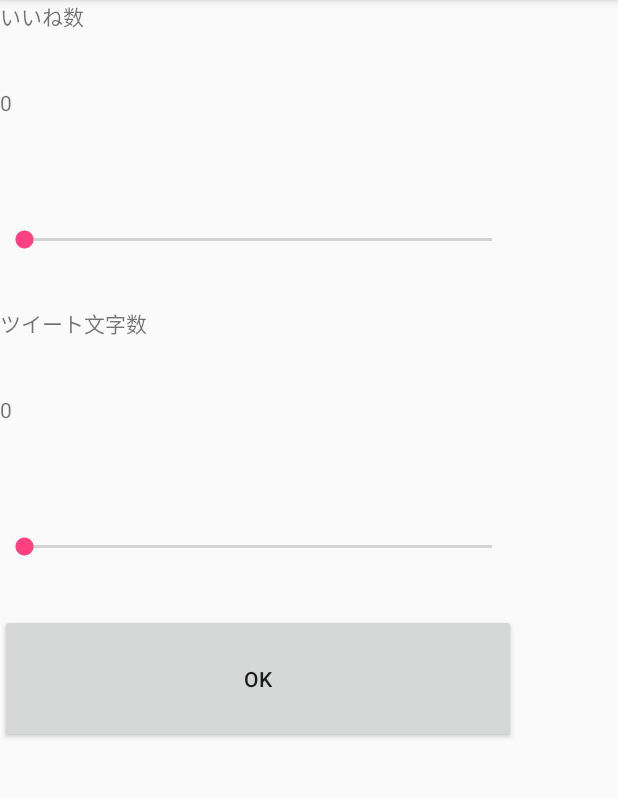
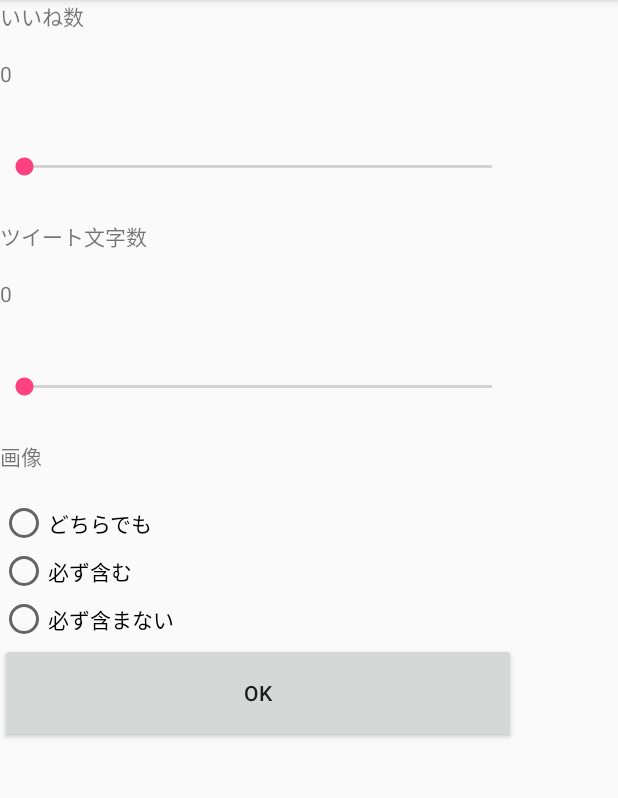
Before and after one commit to tamuchin/twitter_filter, an Android app: the MainActivity screen opened directly, with no data from a screen before it, in the options menu, after a tap on "option", on a phone screen of 412 x 824 dp, the part 84-882 px from its top. Run offline under Robolectric (Android 15) with nearby library versions, the phone set to English and light mode, and no system bars; 5 statements that could not run were skipped.

Commit message:
画像もフィルタリング対象にした＋多少のリファクタリング

```diff
--- a/app/src/main/java/com/example/twitter_filter/FilteringParameter.java
+++ b/app/src/main/java/com/example/twitter_filter/FilteringParameter.java
@@ -8,23 +8,22 @@ import java.io.Serializable;
 
 
 public class FilteringParameter implements Serializable {
-    private final int filterNumber = 3;     //条件の数
     private int minLength;                  //文字数条件
     private int minFav;                     //お気に入り数条件
+    private int needImage;              //画層が含まれているかでフィルタリング
+    public final int NEED_IMAGE = 1;
+    public final int NO_IMAGE = 0;
+    public final int BOTH = -1;
 
     FilteringParameter(){
-        minLength = 80; //仮決定した初期値
-        minFav = 10;
-
+        minLength = 0;
+        minFav = 0;
+        needImage = BOTH;
     }
 
     FilteringParameter(int length, int fav){
         minLength = length;
         minFav = fav;
-    }
-
-    public int getFilterNumber() {
-        return filterNumber;
     }
 
     public int getMinLength() {
@@ -43,4 +42,11 @@ public class FilteringParameter implements Serializable {
         this.minFav = minFav;
     }
 
+    public int getNeedImage() {
+        return needImage;
+    }
+
+    public void setNeedImage(int needImage) {
+        this.needImage = needImage;
+    }
 }
--- a/app/src/main/java/com/example/twitter_filter/FilteringTweets.java
+++ b/app/src/main/java/com/example/twitter_filter/FilteringTweets.java
@@ -33,7 +33,12 @@ public class FilteringTweets {
     public boolean isPassing(Status status, FilteringParameter parameter){
         if(status.getText().length() < parameter.getMinLength()) return false;
         if(status.getFavoriteCount() < parameter.getMinFav()) return false;
-        //if(status.getExtendedMediaEntities().length <= 1000) return false;
+
+        if(parameter.getNeedImage() == parameter.NEED_IMAGE){
+            if(status.getExtendedMediaEntities().length == 0) return false;
+        }else if(parameter.getNeedImage() == parameter.NO_IMAGE){
+            if(status.getExtendedMediaEntities().length >= 1) return false;
+        }
         return true;
     }
 }
--- a/app/src/main/java/com/example/twitter_filter/OptionActivity.java
+++ b/app/src/main/java/com/example/twitter_filter/OptionActivity.java
@@ -8,27 +8,6 @@ import android.view.View;
 import android.widget.Button;
 import android.widget.SeekBar;
 import android.widget.TextView;
-
-/*
-返却を意識してActivityを起動する
-// 遷移先のactivityを指定してintentを作成
-Intent intent = new Intent( this, MyActivity.class );
-// 遷移先から返却されてくる際の識別コード
-int requestCode = 1001;
-// 返却値を考慮したActivityの起動を行う
-startActivityForResult( intent, requestCode );
-public void onActivityResult( int requestCode, int resultCode, Intent intent )
-{
- // startActivityForResult()の際に指定した識別コードとの比較
- if( requestCode == 1001 ){
-  // 返却結果ステータスとの比較
-  if( resultCode == Activity.RESULT_OK ){
-   // 返却されてきたintentから値を取り出す
-   String str = intent.getStringExtra( "key" );
-  }
- }
-}
-*/
 
 public class OptionActivity extends AppCompatActivity {
 
@@ -49,7 +28,6 @@ public class OptionActivity extends AppCompatActivity {
 
         favSeekBar.setMax(1000);
         textSeekBar.setMax(144);
-
 
         favSeekBar.setProgress(-1);
         textSeekBar.setProgress(-1);
--- a/app/src/main/res/layout/activity_option.xml
+++ b/app/src/main/res/layout/activity_option.xml
@@ -59,6 +59,41 @@
             tools:layout_editor_absoluteX="55dp"
             tools:layout_editor_absoluteY="52dp" />
 
+        <TextView
+            android:id="@+id/entityTextView"
+            android:layout_width="match_parent"
+            android:layout_height="wrap_content"
+            android:layout_weight="1"
+            android:text="@string/entity"
+            tools:layout_editor_absoluteX="55dp"
+            tools:layout_editor_absoluteY="27dp" />
+
+        <RadioGroup android:layout_height="wrap_content"
+            android:layout_width="wrap_content">
+            <RadioButton
+                android:id="@+id/radioButtonBoth"
+                android:layout_width="match_parent"
+                android:layout_height="wrap_content"
+                android:layout_weight="1"
+                android:text="@string/RadioButton1" />
+
+
+            <RadioButton
+                android:id="@+id/radioButtonImageNeed"
+                android:layout_width="match_parent"
+                android:layout_height="wrap_content"
+                android:layout_weight="1"
+                android:text="@string/RadioButton2" />
+
+            <RadioButton
+                android:id="@+id/radioButtonImageNoNeed"
+                android:layout_width="match_parent"
+                android:layout_height="wrap_content"
+                android:layout_weight="1"
+                android:text="@string/RadioButton3" />
+        </RadioGroup>
+
+
         <Button
             android:id="@+id/okButton"
             android:layout_width="match_parent"
--- a/app/src/main/res/menu/main.xml
+++ b/app/src/main/res/menu/main.xml
@@ -6,7 +6,7 @@
 
     <item
         android:id="@+id/option_menu"
-        android:title="option"
+        android:title="@string/option"
         android:orderInCategory="1"
         app:showAsAction="never" />
 </menu>
--- a/app/src/main/res/values/strings.xml
+++ b/app/src/main/res/values/strings.xml
@@ -6,4 +6,9 @@
     <string name="fav">いいね数</string>
     <string name="text_length">ツイート文字数</string>
     <string name="ok">OK</string>
+    <string name="option">option</string>
+    <string name="entity">画像</string>
+    <string name="RadioButton1">どちらでも</string>
+    <string name="RadioButton2">必ず含む</string>
+    <string name="RadioButton3">必ず含まない</string>
 </resources>
```
